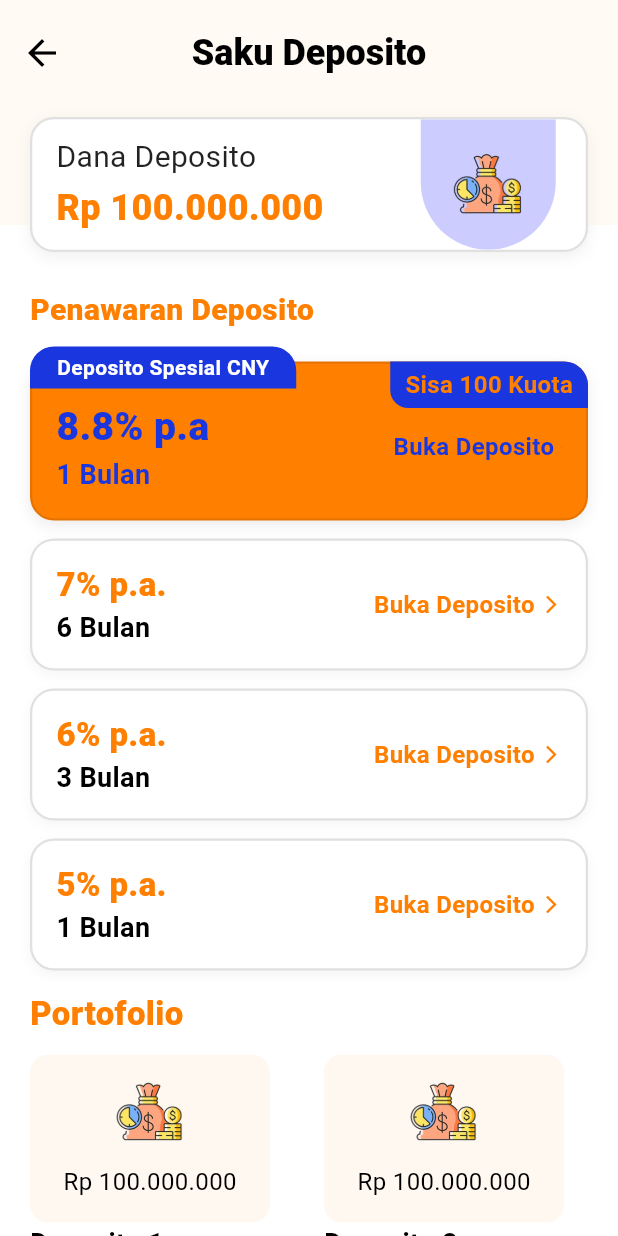
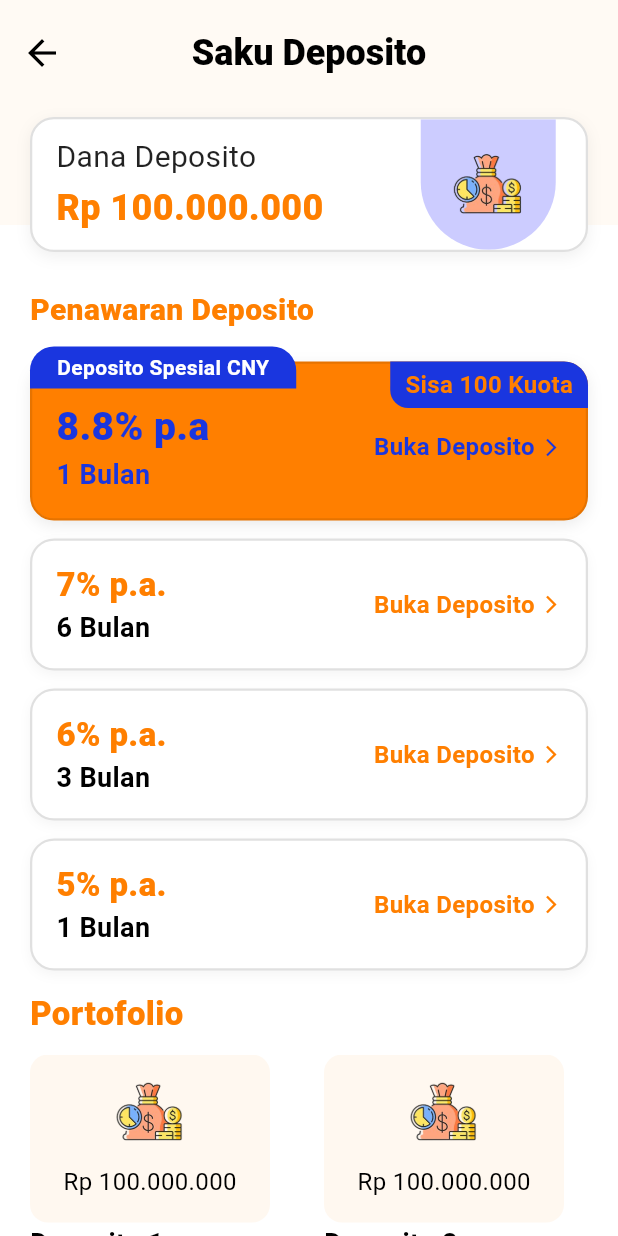
Before and after one commit to KoniwaZ2/UAS_MOBILEAPP_2026_IKEBank, a Flutter app: the SakuDepositoScreen screen opened directly, on a phone screen of 412 x 824 dp. Run offline on Flutter 3.47's test engine with Material 3 defaults, Android fonts, the phone set to English and light mode, and no system bars; our stand-ins replace camera, flutter_secure_storage, flutter_svg, google_fonts, image_picker, share_plus; missing offline and left inert: google_mlkit_barcode_scanning, google_mlkit_commons, google_mlkit_face_detection, mobile_scanner; accounts and stored records are empty; Roboto replaces fonts that are missing (Alumni Sans, AlumniSans).

Commit message:
Update Frontend/ikebank/lib/widgets/deposito_offer_card.dart
Co-authored-by: Copilot <175728472+Copilot@users.noreply.github.com>

```diff
--- a/Frontend/ikebank/lib/widgets/deposito_offer_card.dart
+++ b/Frontend/ikebank/lib/widgets/deposito_offer_card.dart
@@ -59,7 +59,7 @@ class DepositoOfferCard extends StatelessWidget {
                       children: const [
                         Text("Buka Deposito", style: TextStyle(fontSize: 16, fontWeight: FontWeight.bold, color: Color(0xFF1A36DF))),
                         SizedBox(width: 4),
-                        Icon(Icons.arrow_forward_ios, size: 1, color: Color(0xFF1A36DF)),
+                        Icon(Icons.arrow_forward_ios, size: 14, color: Color(0xFF1A36DF)),
                       ],
                     ),
                   ],
```
